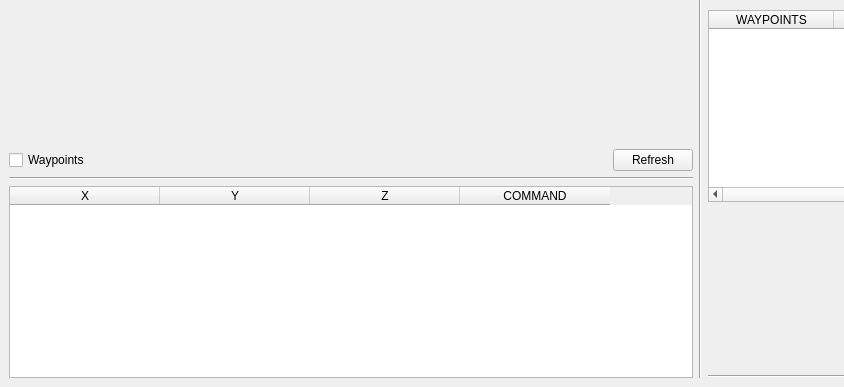
Before: the Qt Designer form src/main/python/gust/gui/ui/general_planning.ui in drjdlarson/gust, drawn with Qt 5; both pictures show x 0 to 844 and y 286 to 673 of the 1217 by 673 pixel window.
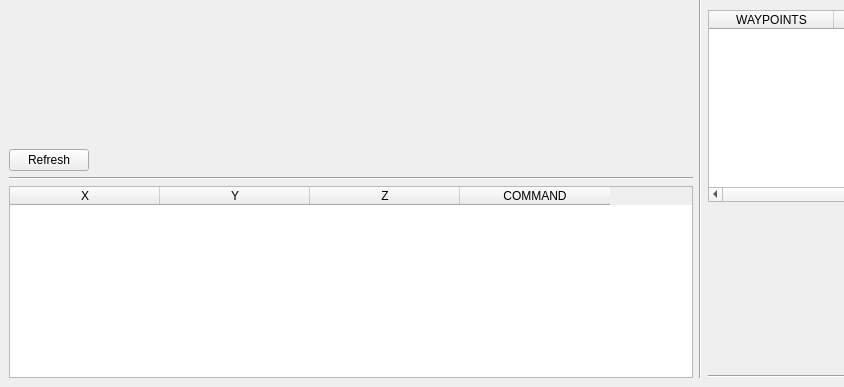
After: the same form once the commit is applied. Custom widgets are drawn as their Qt base class.

Commit message: map display, and waypoint loading done for geeral_planning

```diff
--- a/src/main/python/gust/gui/ui/general_planning.ui
+++ b/src/main/python/gust/gui/ui/general_planning.ui
@@ -30,9 +30,9 @@
       <item>
        <layout class="QHBoxLayout" name="horizontalLayout_checkboxes">
         <item>
-         <widget class="QCheckBox" name="checkBox_waypoints">
+         <widget class="QPushButton" name="pushButton_refresh">
           <property name="text">
-           <string>Waypoints</string>
+           <string>Refresh</string>
           </property>
          </widget>
         </item>
@@ -49,13 +49,6 @@
           </property>
          </spacer>
         </item>
-        <item>
-         <widget class="QPushButton" name="pushButton_refresh">
-          <property name="text">
-           <string>Refresh</string>
-          </property>
-         </widget>
-        </item>
        </layout>
       </item>
       <item>
```
The commit also changes 5 other files.
